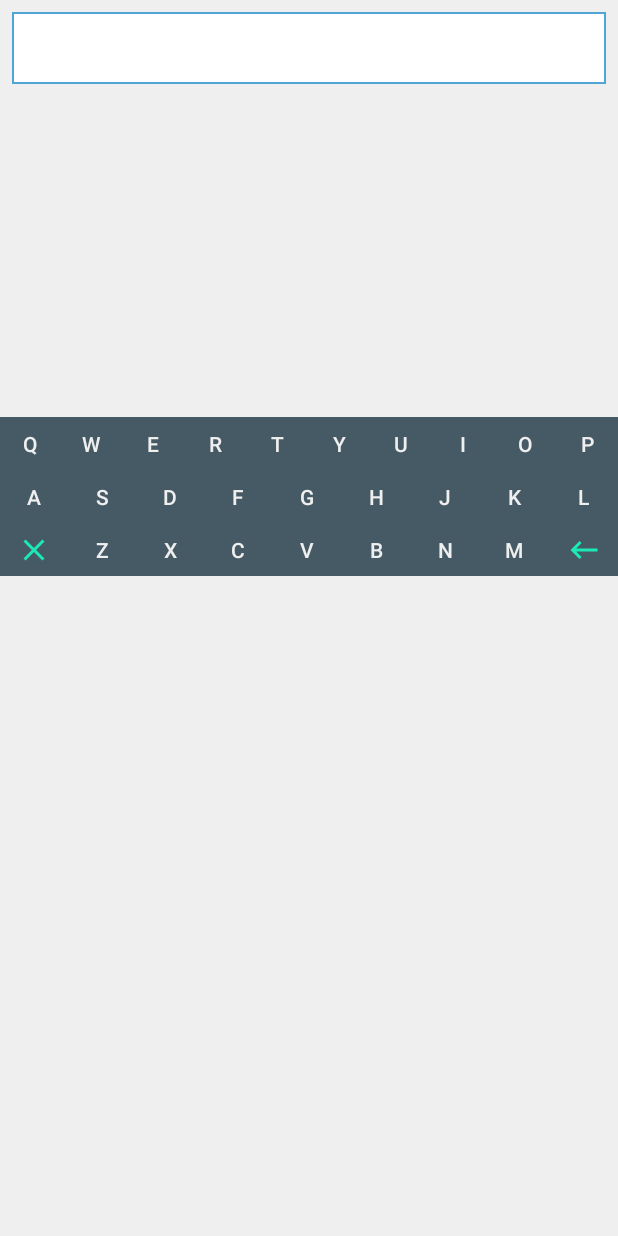
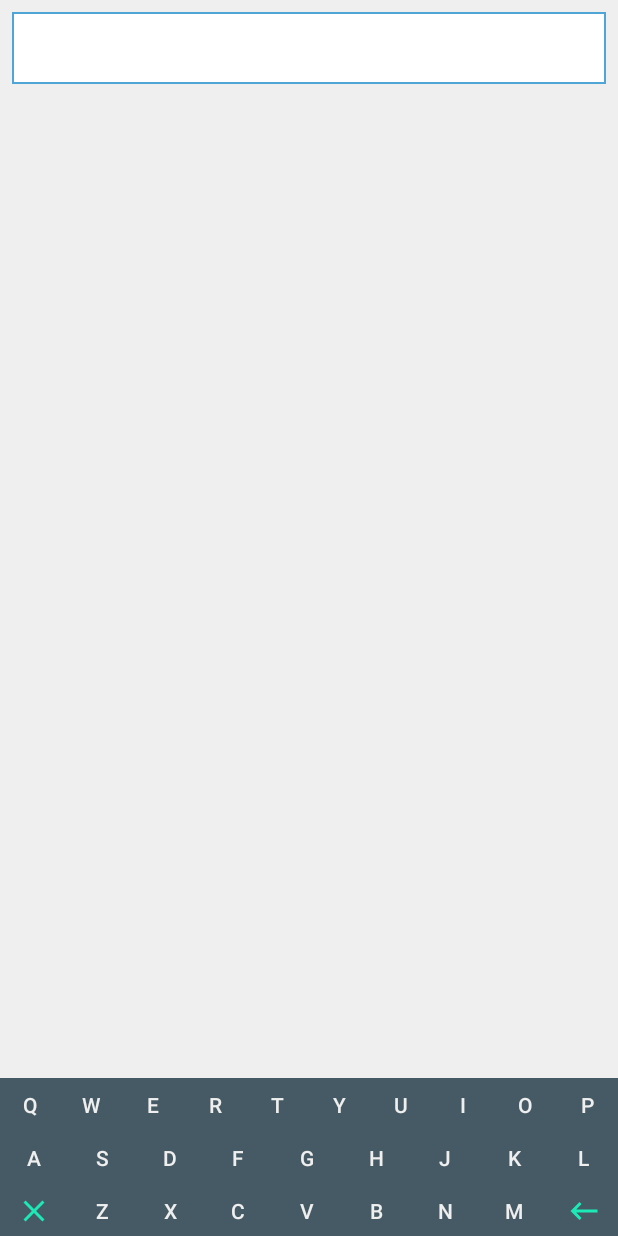
Before and after one commit to maciejprogramuje/WidgetScrollListView, an Android app: the layout list_widget.xml on its own in the app's theme, with its tools: preview values and no code run, on a phone screen of 412 x 824 dp. Run offline under Robolectric (Android 15) with nearby library versions, the phone set to English and light mode, and no system bars.

Commit message:
ha - almost done

```diff
--- a/app/src/main/res/layout/list_widget.xml
+++ b/app/src/main/res/layout/list_widget.xml
@@ -1,4 +1,4 @@
-<LinearLayout xmlns:android="http://schemas.android.com/apk/res/android"
+<RelativeLayout xmlns:android="http://schemas.android.com/apk/res/android"
     android:layout_width="match_parent"
     android:layout_height="match_parent"
     android:background="@color/colorLightGray"
@@ -8,8 +8,7 @@
     <TextView
         android:id="@+id/appwidget_text"
         android:layout_width="match_parent"
-        android:layout_height="48sp"
-        android:layout_gravity="top"
+        android:layout_height="48dp"
         android:layout_margin="8dp"
         android:background="@drawable/tv_background"
         android:paddingLeft="14dp"
@@ -22,20 +21,28 @@
     <ListView
         android:id="@+id/widgetCollectionList"
         android:layout_width="match_parent"
-        android:layout_height="206sp"
-        android:layout_marginBottom="8dp"
+        android:layout_height="wrap_content"
+        android:layout_above="@+id/keyboard"
+        android:layout_alignParentEnd="true"
+        android:layout_alignParentStart="true"
+        android:layout_below="@+id/appwidget_text"
+        android:layout_centerHorizontal="true"
         android:background="@color/colorLightGray"
         android:divider="@color/colorDarkGrey"
         android:dividerHeight="1sp"
-        android:minHeight="106sp"
         android:paddingLeft="14dp"
         android:paddingRight="14dp"
         android:textColor="@color/colorDarkGrey" />
 
     <LinearLayout
+        android:id="@+id/keyboard"
         android:layout_width="match_parent"
-        android:layout_height="wrap_content"
-        android:layout_gravity="bottom"
+        android:layout_height="105dp"
+        android:layout_alignParentBottom="true"
+        android:layout_alignParentEnd="true"
+        android:layout_alignParentStart="true"
+        android:layout_centerHorizontal="true"
+        android:layout_marginTop="8dp"
         android:orientation="vertical">
 
         <LinearLayout
@@ -202,4 +209,4 @@
     </LinearLayout>
 
 
-</LinearLayout>
+</RelativeLayout>
--- a/app/src/main/res/values/strings.xml
+++ b/app/src/main/res/values/strings.xml
@@ -1,9 +1,9 @@
 <resources>
-    <string name="app_name">English Dictionary</string>
+    <string name="app_name">English Dictionary Widget</string>
     <string name="appwidget_text">EXAMPLE</string>
     <string name="add_widget">Add widget</string>
     <string name="no_matches_found">No matches found!</string>
-    <string name="enter_longer_word">"Enter a word!"</string>
+    <string name="enter_longer_word">"Enter a word!\n\n\nEnglish Dictionary Widget\n\nfacebook.com\\maciejprogramuje\n"</string>
     <string name="q">Q</string>
     <string name="w">W</string>
     <string name="e">E</string>
```
